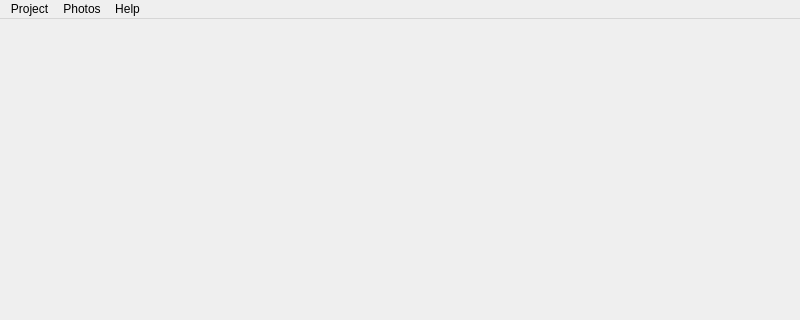
Qt form src/gui/Qt5/ui/mainwindow.ui (Kicer86/photobroom) before a commit; both pictures show x 0 to 800 and y 0 to 320 of the 800 by 600 pixel window.
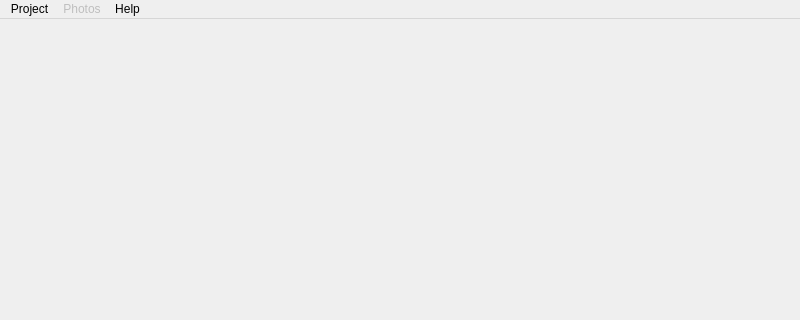
The same form after that commit.

Commit message: gui: MainWindowUI: disabling photos menu by default

What changed in the file:
```diff
--- a/src/gui/Qt5/ui/mainwindow.ui
+++ b/src/gui/Qt5/ui/mainwindow.ui
@@ -29,6 +29,9 @@
     </property>
    </widget>
    <widget class="QMenu" name="menuPhotos">
+    <property name="enabled">
+     <bool>false</bool>
+    </property>
     <property name="title">
      <string>Photos</string>
     </property>
```
